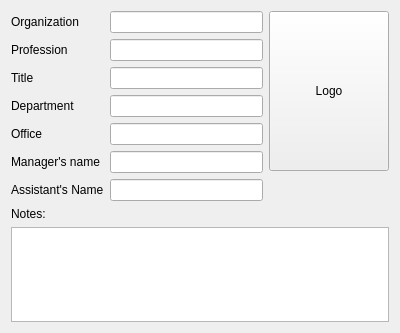
Above: mobile/contacts/editorbusiness.ui from chusopr/kdepim-ktimetracker-akonadi before the change. Below: the same form after it.
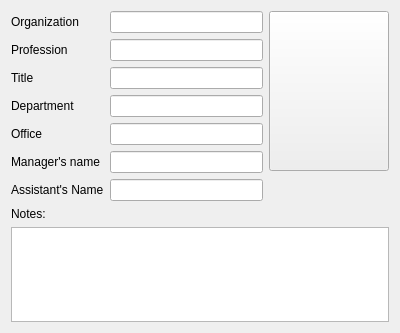
That is the form after the change.

Commit message: Preset the default logo

The edit to the form file:
```diff
--- a/mobile/contacts/editorbusiness.ui
+++ b/mobile/contacts/editorbusiness.ui
@@ -111,7 +111,7 @@
         </size>
        </property>
        <property name="text">
-        <string>Logo</string>
+        <string/>
        </property>
        <property name="iconSize">
         <size>
```
The commit also changes 1 other file.
